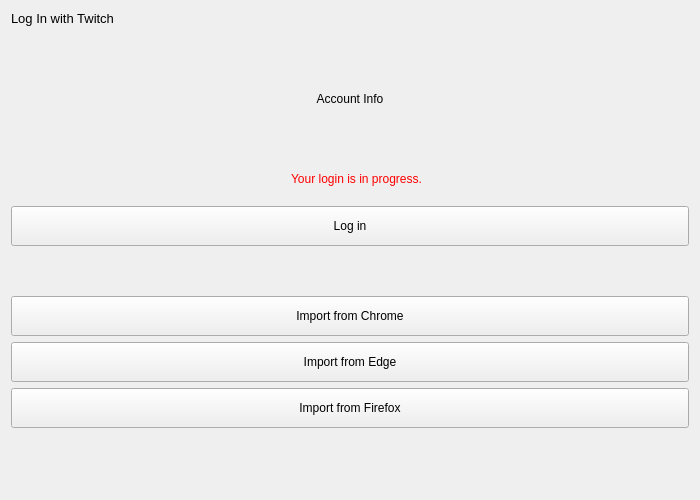
This is resources/ui/account.ui in devhotteok/TwitchLink as Qt 5 draws it before an edit. The edited form follows.
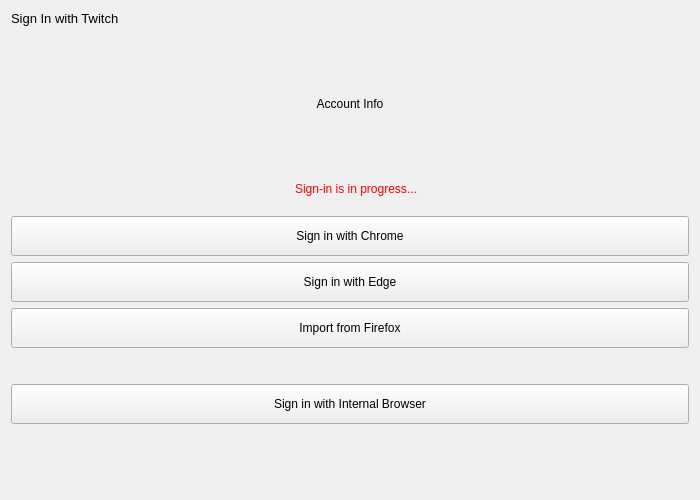
This is the edited form. The open tabs and pages were chosen to show the change. Icons and pictures are not drawn.

Commit message: fix: resolve login failures caused by browser compatibility issues

The edit to the form file:
```diff
--- a/resources/ui/account.ui
+++ b/resources/ui/account.ui
@@ -34,7 +34,7 @@
       </font>
      </property>
      <property name="text">
-      <string>Log In with Twitch</string>
+      <string>Sign In with Twitch</string>
      </property>
     </widget>
    </item>
@@ -175,7 +175,7 @@
                 <string notr="true">color: rgb(255, 0, 0);</string>
                </property>
                <property name="text">
-                <string>Your login is in progress.</string>
+                <string>Sign-in is in progress...</string>
                </property>
                <property name="alignment">
                 <set>Qt::AlignCenter</set>
@@ -184,6 +184,73 @@
              </item>
             </layout>
            </widget>
+          </item>
+          <item>
+           <widget class="QWidget" name="signInOptionsArea" native="true">
+            <layout class="QVBoxLayout" name="signInOptionsAreaLayout">
+             <property name="leftMargin">
+              <number>0</number>
+             </property>
+             <property name="topMargin">
+              <number>0</number>
+             </property>
+             <property name="rightMargin">
+              <number>0</number>
+             </property>
+             <property name="bottomMargin">
+              <number>0</number>
+             </property>
+             <item>
+              <widget class="QPushButton" name="signInWithChromeButton">
+               <property name="minimumSize">
+                <size>
+                 <width>0</width>
+                 <height>40</height>
+                </size>
+               </property>
+               <property name="text">
+                <string>Sign in with Chrome</string>
+               </property>
+              </widget>
+             </item>
+             <item>
+              <widget class="QPushButton" name="signInWithEdgeButton">
+               <property name="minimumSize">
+                <size>
+                 <width>0</width>
+                 <height>40</height>
+                </size>
+               </property>
+               <property name="text">
+                <string>Sign in with Edge</string>
+               </property>
+              </widget>
+             </item>
+             <item>
+              <widget class="QPushButton" name="importFromFirefoxButton">
+               <property name="minimumSize">
+                <size>
+                 <width>0</width>
+                 <height>40</height>
+                </size>
+               </property>
+               <property name="text">
+                <string>Import from Firefox</string>
+               </property>
+              </widget>
+             </item>
+             <item>
+              <spacer name="verticalSpacer_1">
+               <property name="orientation">
+                <enum>Qt::Orientation::Vertical</enum>
+               </property>
+               <property name="sizeHint" stdset="0">
+                <size>
+                 <width>0</width>
+                 <height>30</height>
+                </size>
+               </property>
+              </spacer>
           </item>
           <item>
            <widget class="QStackedWidget" name="buttonArea">
@@ -193,11 +260,8 @@
               <verstretch>0</verstretch>
              </sizepolicy>
             </property>
-            <property name="currentIndex">
-             <number>0</number>
-            </property>
-            <widget class="QWidget" name="loginButtonArea">
-             <layout class="QHBoxLayout" name="loginButtonAreaLayout">
+               <widget class="QWidget" name="signInButtonArea">
+                <layout class="QHBoxLayout" name="signInButtonAreaLayout">
               <property name="leftMargin">
                <number>0</number>
               </property>
@@ -211,7 +275,7 @@
                <number>0</number>
               </property>
               <item>
-               <widget class="QPushButton" name="loginButton">
+                  <widget class="QPushButton" name="signInButton">
                 <property name="minimumSize">
                  <size>
                   <width>0</width>
@@ -219,7 +283,7 @@
                  </size>
                 </property>
                 <property name="text">
-                 <string>Log in</string>
+                    <string>Sign in with Internal Browser</string>
                 </property>
                </widget>
               </item>
@@ -269,73 +333,6 @@
             </widget>
            </widget>
           </item>
-          <item>
-           <spacer name="verticalSpacer_1">
-            <property name="orientation">
-             <enum>Qt::Vertical</enum>
-            </property>
-            <property name="sizeHint" stdset="0">
-             <size>
-              <width>0</width>
-              <height>30</height>
-             </size>
-            </property>
-           </spacer>
-          </item>
-          <item>
-           <widget class="QWidget" name="importAccountArea" native="true">
-            <layout class="QVBoxLayout" name="importAccountAreaLayout">
-             <property name="leftMargin">
-              <number>0</number>
-             </property>
-             <property name="topMargin">
-              <number>0</number>
-             </property>
-             <property name="rightMargin">
-              <number>0</number>
-             </property>
-             <property name="bottomMargin">
-              <number>0</number>
-             </property>
-             <item>
-              <widget class="QPushButton" name="importFromChromeButton">
-               <property name="minimumSize">
-                <size>
-                 <width>0</width>
-                 <height>40</height>
-                </size>
-               </property>
-               <property name="text">
-                <string>Import from Chrome</string>
-               </property>
-              </widget>
-             </item>
-             <item>
-              <widget class="QPushButton" name="importFromEdgeButton">
-               <property name="minimumSize">
-                <size>
-                 <width>0</width>
-                 <height>40</height>
-                </size>
-               </property>
-               <property name="text">
-                <string>Import from Edge</string>
-               </property>
-              </widget>
-             </item>
-             <item>
-              <widget class="QPushButton" name="importFromFirefoxButton">
-               <property name="minimumSize">
-                <size>
-                 <width>0</width>
-                 <height>40</height>
-                </size>
-               </property>
-               <property name="text">
-                <string>Import from Firefox</string>
-               </property>
-              </widget>
-             </item>
             </layout>
            </widget>
           </item>
```
Left out of the diff: 30 changed lines with no effect on the pictures. Lines whose indentation alone changed are shown as unchanged. The commit also changes 30 other files.
